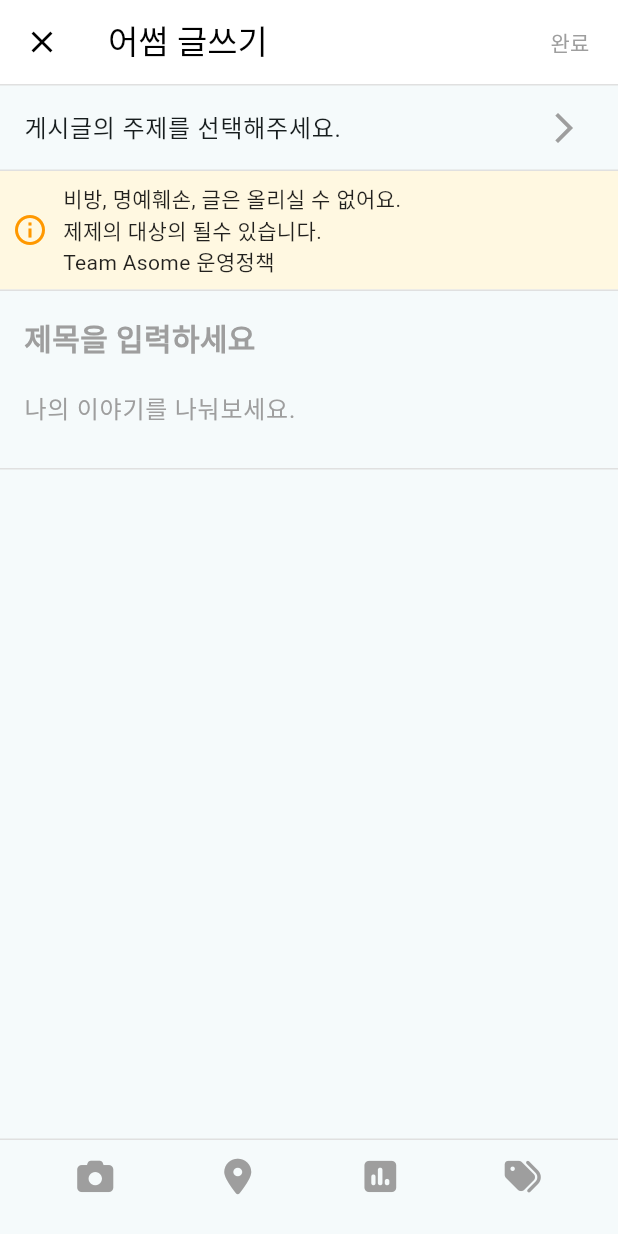
After one commit to Higangssh/asome-fe-flutter, a Flutter app: the WritePostPage screen opened by its route, on a phone screen of 412 x 824 dp. The commit adds this screen. Run offline on Flutter 3.47's test engine with Material 3 defaults, Android fonts, the phone set to English and light mode, and no system bars; our stand-ins replace font_awesome_flutter, get, hexcolor, shared_preferences, webview_flutter; missing offline and left inert: dart:ffi, stomp_dart_client, webview_cookie_manager; accounts and stored records are empty; network calls fail.

Commit message:
게시판 상세 작성 페이지 완료

```diff
--- a/lib/controller/form_controller.dart
+++ b/lib/controller/form_controller.dart
@@ -135,7 +135,7 @@ class FormController extends GetxController {
     DateTime? pickedDate = await showDatePicker(
       context: context,
       initialDate: DateTime.now(),
-      firstDate: DateTime(1900),
+      firstDate: DateTime(1950),
       lastDate: DateTime.now(),
     );
 
--- a/lib/controller/url_token_controller.dart
+++ b/lib/controller/url_token_controller.dart
@@ -2,9 +2,9 @@ import 'package:get/get.dart';
 import 'package:shared_preferences/shared_preferences.dart';
 
 class UrlTokenController extends GetxController{
-  var url = "http://192.168.219.7:9000".obs;
-  var webSocketUrl ='ws://192.168.219.7:9000/ws'.obs;
-  var modifyUrl ="192.168.219.7";
+  var url = "http://172.30.1.3:9000".obs;
+  var webSocketUrl ='ws://172.30.1.3:9000/ws'.obs;
+  var modifyUrl ="172.30.1.3";
   var isLoading = false.obs;
   var accessToken = "".obs;
   var refreshToken = "".obs;
--- a/lib/route/main_route.dart
+++ b/lib/route/main_route.dart
@@ -9,8 +9,11 @@ import 'package:asome/ui/page/initial_page.dart';
 import 'package:asome/ui/page/input_page.dart';
 import 'package:asome/ui/page/login_page.dart';
 import 'package:asome/ui/page/main_page.dart';
+import 'package:asome/ui/page/post_page.dart';
+import 'package:asome/ui/page/post_write_page.dart';
 import 'package:asome/webview/login_webview.dart';
 import 'package:get/get.dart';
+import 'package:http/http.dart';
 
 import '../ui/page/group_request_page.dart';
 
@@ -27,6 +30,8 @@ class MainRoute{
   static const String groupCreateDialog = "/group/create";
   static const String groupRequestRoot = "/group/request";
   static const String boardDetailRoot = "/board/detail";
+  static const String postPageRoot = "/board/post";
+  static const String postWritePage = "/post/write";
 
   static List<GetPage> pages =[
     GetPage(name: intialRoot , page : ()=> const InitialPage(), binding: MainBind()),
@@ -43,6 +48,10 @@ class MainRoute{
       boardId: Get.arguments['boardId'],
       title: Get.arguments['title'],
     ), binding: MainBind()),
+    GetPage(name: postPageRoot , page: ()=> PostPage(
+      detail: Get.arguments,
+    )),
+    GetPage(name: postWritePage, page: ()=>WritePostPage(),)
 
   ];
 }
--- /dev/null
+++ b/lib/ui/page/post_write_page.dart
@@ -0,0 +1,131 @@
+import 'package:flutter/material.dart';
+import 'package:font_awesome_flutter/font_awesome_flutter.dart';
+import 'package:hexcolor/hexcolor.dart';
+
+class WritePostPage extends StatelessWidget {
+  @override
+  Widget build(BuildContext context) {
+    return Scaffold(
+      appBar: AppBar(
+        leading: IconButton(
+          icon: Icon(Icons.close, color: Colors.black),
+          onPressed: () {
+            Navigator.pop(context);
+          },
+        ),
+        title: Text("어썸 글쓰기", style: TextStyle(color: Colors.black)),
+        backgroundColor: Colors.white,
+        elevation: 0,
+        actions: [
+          TextButton(
+            onPressed: () {
+              // 완료 버튼 클릭 이벤트 처리
+            },
+            child: Text(
+              "완료",
+              style: TextStyle(color: Colors.grey),
+            ),
+          ),
+        ],
+      ),
+      body: Column(
+        crossAxisAlignment: CrossAxisAlignment.start,
+        children: [
+          Divider(height: 1, color: Colors.grey[300]),
+          ListTile(
+            title: Text(
+              "게시글의 주제를 선택해주세요.",
+              style: TextStyle(fontSize: 16),
+            ),
+            trailing: Icon(Icons.arrow_forward_ios, color: Colors.grey),
+            onTap: () {
+              // 주제 선택 클릭 이벤트 처리
+            },
+          ),
+          Divider(height: 1, color: Colors.grey[300]),
+          Container(
+            color: HexColor("#FFF8E1"),
+            padding: const EdgeInsets.all(8.0),
+            child: Row(
+              children: [
+                Icon(Icons.info_outline, color: Colors.orange),
+                SizedBox(width: 10),
+                Expanded(
+                  child: Text(
+                    "비방, 명예훼손, 글은 올리실 수 없어요.\n제제의 대상의 될수 있습니다.\nTeam Asome 운영정책",
+                    style: TextStyle(color: Colors.black87, fontSize: 14),
+                  ),
+                ),
+              ],
+            ),
+          ),
+          Divider(height: 1, color: Colors.grey[300]),
+          Padding(
+            padding: const EdgeInsets.all(16.0),
+            child: Column(
+              crossAxisAlignment: CrossAxisAlignment.start,
+              children: [
+                Text(
+                  "제목을 입력하세요",
+                  style: TextStyle(
+                    color: Colors.grey,
+                    fontSize: 20,
+                    fontWeight: FontWeight.bold,
+                  ),
+                ),
+                SizedBox(height: 8),
+                TextField(
+                  maxLines: null,
+                  minLines: 1,
+                  expands: false,
+                  keyboardType: TextInputType.multiline,
+                  decoration: InputDecoration(
+                    hintText: "나의 이야기를 나눠보세요.",
+                    hintStyle: TextStyle(color: Colors.grey),
+                    border: InputBorder.none,
+                  ),
+                ),
+              ],
+            ),
+          ),
+          Divider(height: 1, color: Colors.grey[300]),
+          Spacer(),
+          Divider(height: 1, color: Colors.grey[300]),
+          Padding(
+            padding: const EdgeInsets.symmetric(horizontal: 16.0),
+            child: Row(
+              mainAxisAlignment: MainAxisAlignment.spaceAround,
+              children: [
+                IconButton(
+                  icon: FaIcon(FontAwesomeIcons.camera, color: Colors.grey),
+                  onPressed: () {
+                    // 사진 아이콘 클릭 이벤트 처리
+                  },
+                ),
+                IconButton(
+                  icon: FaIcon(FontAwesomeIcons.mapMarkerAlt, color: Colors.grey),
+                  onPressed: () {
+                    // 장소 아이콘 클릭 이벤트 처리
+                  },
+                ),
+                IconButton(
+                  icon: FaIcon(FontAwesomeIcons.poll, color: Colors.grey),
+                  onPressed: () {
+                    // 투표 아이콘 클릭 이벤트 처리
+                  },
+                ),
+                IconButton(
+                  icon: FaIcon(FontAwesomeIcons.tags, color: Colors.grey),
+                  onPressed: () {
+                    // 태그 아이콘 클릭 이벤트 처리
+                  },
+                ),
+              ],
+            ),
+          ),
+          SizedBox(height: 16),
+        ],
+      ),
+    );
+  }
+}
```
Also changed, not shown: lib/controller/post_controller.dart (added, +34 -0 lines), lib/model/dto/board_detail_list_dto.dart (+28 -0 lines), lib/model/dto/comment_dto.dart (added, +59 -0 lines), lib/service/api_comment_service.dart (added, +25 -0 lines), lib/ui/page/board_detail_page.dart (+44 -16 lines), lib/ui/page/comment_item_page.dart (added, +109 -0 lines), lib/ui/page/post_page.dart (added, +176 -0 lines).
